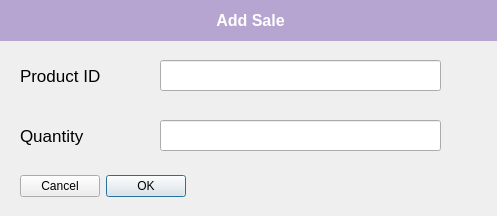
Old version of the form app/UserInterface/Pages/AddSaleDialog.ui in the repository JunlinDu/PHP-SRePS.
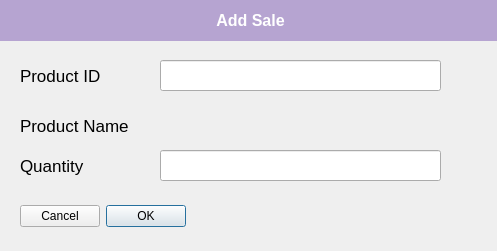
New version of the form.

Commit message: sale dialog refactored

The edit to the form file:
```diff
--- a/app/UserInterface/Pages/AddSaleDialog.ui
+++ b/app/UserInterface/Pages/AddSaleDialog.ui
@@ -7,7 +7,7 @@
     <x>0</x>
     <y>0</y>
     <width>497</width>
-    <height>216</height>
+    <height>251</height>
    </rect>
   </property>
   <property name="windowTitle">
@@ -17,7 +17,7 @@
    <property name="geometry">
     <rect>
      <x>20</x>
-     <y>170</y>
+     <y>200</y>
      <width>471</width>
      <height>32</height>
     </rect>
@@ -82,7 +82,7 @@
    <property name="geometry">
     <rect>
      <x>160</x>
-     <y>120</y>
+     <y>150</y>
      <width>281</width>
      <height>31</height>
     </rect>
@@ -92,7 +92,7 @@
    <property name="geometry">
     <rect>
      <x>20</x>
-     <y>120</y>
+     <y>150</y>
      <width>141</width>
      <height>31</height>
     </rect>
@@ -155,6 +155,72 @@
     <bool>true</bool>
    </property>
   </widget>
+  <widget class="QLabel" name="label_2">
+   <property name="geometry">
+    <rect>
+     <x>20</x>
+     <y>110</y>
+     <width>141</width>
+     <height>31</height>
+    </rect>
+   </property>
+   <property name="font">
+    <font>
+     <family>MS Sans Serif</family>
+     <pointsize>13</pointsize>
+     <weight>50</weight>
+     <bold>false</bold>
+    </font>
+   </property>
+   <property name="layoutDirection">
+    <enum>Qt::LeftToRight</enum>
+   </property>
+   <property name="styleSheet">
+    <string notr="true"/>
+   </property>
+   <property name="text">
+    <string>Product Name</string>
+   </property>
+   <property name="alignment">
+    <set>Qt::AlignLeading|Qt::AlignLeft|Qt::AlignVCenter</set>
+   </property>
+   <property name="wordWrap">
+    <bool>true</bool>
+   </property>
+  </widget>
+  <widget class="QLabel" name="ProductNameText">
+   <property name="geometry">
+    <rect>
+     <x>160</x>
+     <y>110</y>
+     <width>281</width>
+     <height>31</height>
+    </rect>
+   </property>
+   <property name="font">
+    <font>
+     <family>Courier</family>
+     <pointsize>10</pointsize>
+     <weight>50</weight>
+     <bold>false</bold>
+    </font>
+   </property>
+   <property name="layoutDirection">
+    <enum>Qt::LeftToRight</enum>
+   </property>
+   <property name="styleSheet">
+    <string notr="true"/>
+   </property>
+   <property name="text">
+    <string/>
+   </property>
+   <property name="alignment">
+    <set>Qt::AlignLeading|Qt::AlignLeft|Qt::AlignVCenter</set>
+   </property>
+   <property name="wordWrap">
+    <bool>true</bool>
+   </property>
+  </widget>
  </widget>
  <resources/>
  <connections>
```
The commit also changes 6 other files.
